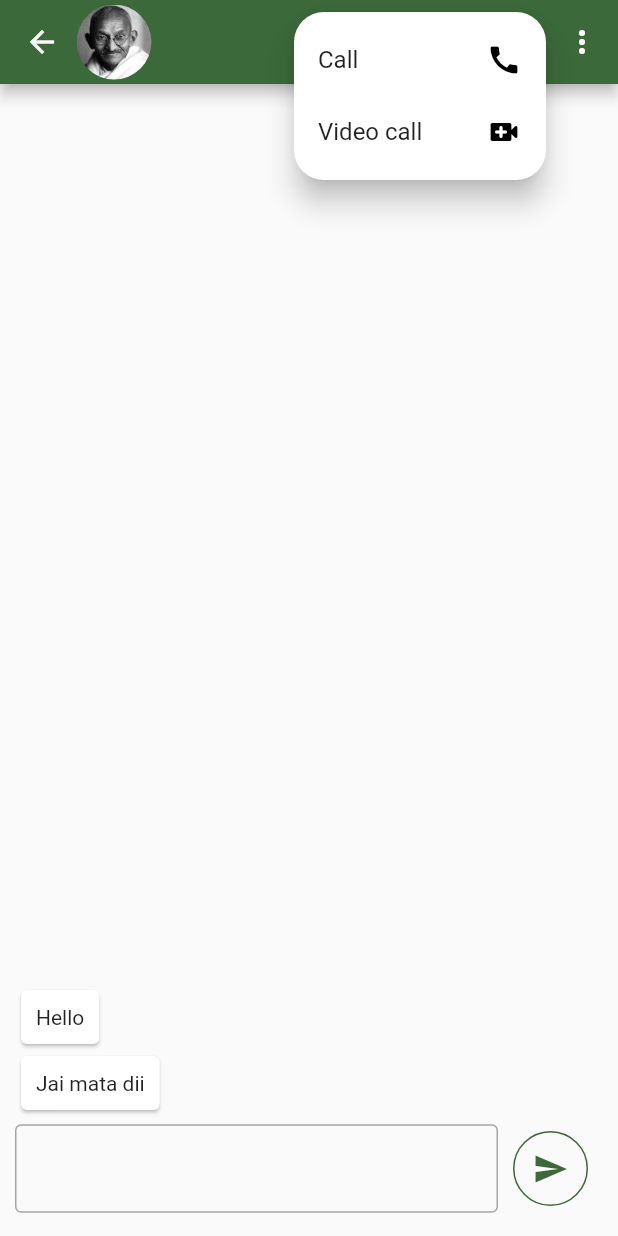
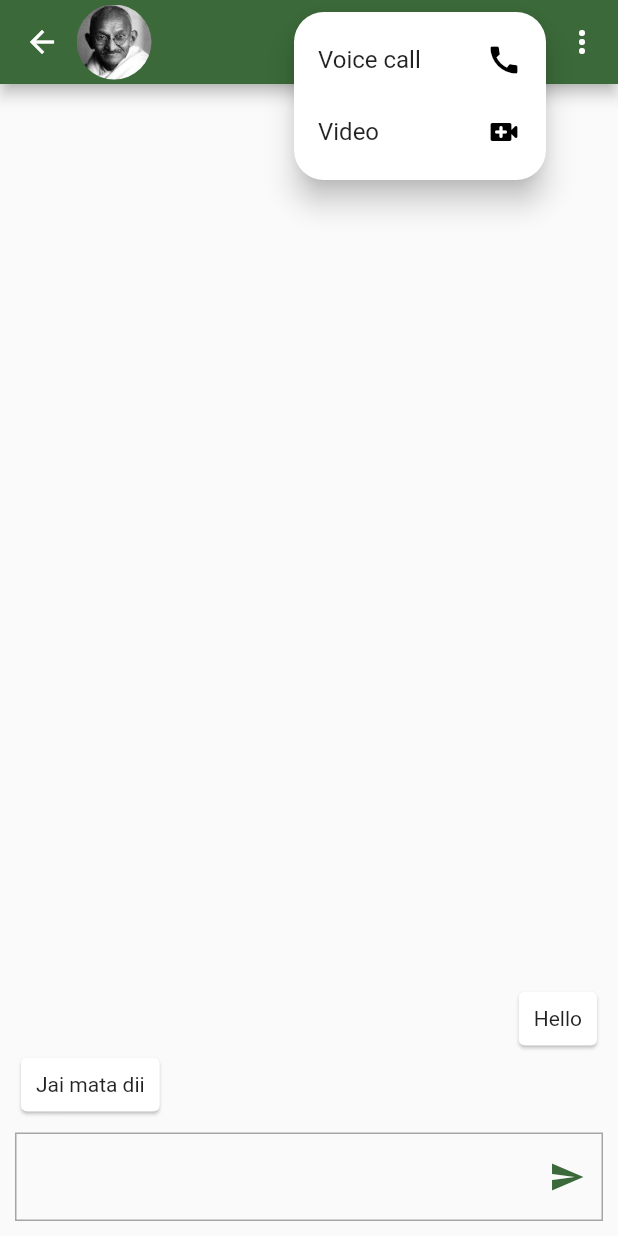
Before and after one commit to MaardinK522/trying_therapist_app, a Flutter app: the PatientChatPageRoute screen opened directly with empty values, after a tap on the "call" icon, on a phone screen of 412 x 824 dp. Run offline on Flutter 3.47's test engine with Material 2 defaults, Android fonts, the phone set to English and light mode, and no system bars; our stand-ins replace badges, faker, fluttertoast, objectbox, shared_preferences, smooth_page_indicator; missing offline and left inert: qr_code_scanner; accounts and stored records are empty; generated files the repository leaves out were written again.

Commit message:
Chat implemented functionally without database connections.

```diff
--- a/lib/list_item_views/appointment_list_view.dart
+++ b/lib/list_item_views/appointment_list_view.dart
@@ -68,7 +68,6 @@ class _AppointListItemViewState extends State<AppointListItemView> {
                           patientName: widget.item.personName,
                           patientImage: Assets.assetsGhandi,
                           index: widget.index,
-                          jumpCode: "chat_code",
                         ),
                       ),
                     );
--- /dev/null
+++ b/lib/models/chat_message_model.dart
@@ -0,0 +1,11 @@
+class ChatMessage {
+  final DateTime time;
+  final String message;
+  final bool isSent;
+
+  ChatMessage({
+    required this.time,
+    required this.message,
+    this.isSent = false,
+  });
+}
--- a/lib/routes/chat_page_route.dart
+++ b/lib/routes/chat_page_route.dart
@@ -1,8 +1,7 @@
-import 'dart:math';
-
 import 'package:flutter/material.dart';
 import 'package:therapist_side/generated/assets.dart';
 import 'package:therapist_side/models/chat_history_item_model.dart';
+import 'package:therapist_side/models/chat_message_model.dart';
 import 'package:therapist_side/routes/patient_details_page_route.dart';
 
 class PatientChatPageRoute extends StatefulWidget {
@@ -20,9 +19,19 @@ class PatientChatPageRoute extends StatefulWidget {
 }
 
 class _PatientChatPageRouteState extends State<PatientChatPageRoute> {
-  var chatItems = ["Jai mata dii", "Hello"];
+  List<ChatMessage> chatItems = [
+    ChatMessage(
+      time: DateTime.now(),
+      message: "Jai mata dii",
+      isSent: true,
+    ),
+    ChatMessage(
+      time: DateTime.now(),
+      message: "Hello",
+    ),
+  ];
   TextEditingController chatTextController = TextEditingController();
-  late var menuItemColor =
+  late Color menuItemColor =
       (Theme.of(context).colorScheme.brightness == Brightness.dark)
           ? Colors.white
           : Colors.black;
@@ -34,23 +43,9 @@ class _PatientChatPageRouteState extends State<PatientChatPageRoute> {
       child: Scaffold(
           appBar: AppBar(
             titleSpacing: -5,
-            title: InkWell(
-              onTap: () {
-                Navigator.push(
-                  context,
-                  MaterialPageRoute(
-                    builder: (context) => PatientProfilePageRoute(
-                      index: widget.index,
-                      patientImage: Assets.assetsGhandi,
-                      patientName: widget.item.personName,
-                      jumpCode: "chat_code'",
-                    ),
-                  ),
-                );
-              },
-              child: Row(
+            title: Row(
               mainAxisAlignment: MainAxisAlignment.center,
-                crossAxisAlignment: CrossAxisAlignment.start,
+              crossAxisAlignment: CrossAxisAlignment.center,
               children: [
                 Hero(
                   tag: "${Assets.assetsGhandi}${widget.index}",
@@ -74,7 +69,6 @@ class _PatientChatPageRouteState extends State<PatientChatPageRoute> {
                 ),
               ],
             ),
-            ),
             actions: _buildAppbarActions(),
           ),
           body: Column(
@@ -85,7 +79,7 @@ class _PatientChatPageRouteState extends State<PatientChatPageRoute> {
                   reverse: true,
                   itemCount: chatItems.length,
                   itemBuilder: (context, index) {
-                    bool isSent = Random().nextDouble() < 0.5;
+                    var isSent = (chatItems[index].isSent);
                     return Row(
                       children: (isSent)
                           ? [
@@ -94,7 +88,7 @@ class _PatientChatPageRouteState extends State<PatientChatPageRoute> {
                                 child: Padding(
                                   padding: const EdgeInsets.all(10),
                                   child: Text(
-                                    chatItems[index],
+                                    chatItems[index].message,
                                     textAlign: (isSent)
                                         ? TextAlign.left
                                         : TextAlign.right,
@@ -110,7 +104,7 @@ class _PatientChatPageRouteState extends State<PatientChatPageRoute> {
                                 child: Padding(
                                   padding: const EdgeInsets.all(10),
                                   child: Text(
-                                    chatItems[index],
+                                    chatItems[index].message,
                                     textAlign: (isSent)
                                         ? TextAlign.left
                                         : TextAlign.right,
@@ -122,6 +116,7 @@ class _PatientChatPageRouteState extends State<PatientChatPageRoute> {
                   },
                 ),
               ),
+              const SizedBox(height: 10),
               Padding(
                 padding: const EdgeInsets.symmetric(horizontal: 10),
                 child: Row(
@@ -130,30 +125,54 @@ class _PatientChatPageRouteState extends State<PatientChatPageRoute> {
                       child: TextFormField(
                         controller: chatTextController,
                         decoration: InputDecoration(
+                          suffixIcon: GestureDetector(
+                            onLongPress: () {
+                              setState(() {
+                                if (chatTextController.text.isNotEmpty) {
+                                  chatItems.insert(
+                                    0,
+                                    ChatMessage(
+                                      time: DateTime.now(),
+                                      message: chatTextController.text,
+                                      isSent: true,
+                                    ),
+                                  );
+                                  chatTextController.clear();
+                                }
+                              });
+                            },
+                            child: IconButton(
+                              onPressed: () {
+                                if (chatTextController.text.isNotEmpty) {
+                                  setState(() {
+                                    chatItems.insert(
+                                      0,
+                                      ChatMessage(
+                                        time: DateTime.now(),
+                                        message: chatTextController.text,
+                                      ),
+                                    );
+                                    chatTextController.clear();
+                                  });
+                                }
+                              },
+                              color: Theme.of(context).colorScheme.primary,
+                              icon: const Icon(Icons.send),
+                            ),
+                          ),
                           focusedBorder: OutlineInputBorder(
+                            borderRadius: BorderRadius.circular(0),
                             borderSide: BorderSide(
-                                color: Theme.of(context).colorScheme.primary),
+                              color: Theme.of(context).colorScheme.primary,
                             ),
-                          border: const OutlineInputBorder(
-                            borderSide: BorderSide(
+                          ),
+                          border: OutlineInputBorder(
+                            borderRadius: BorderRadius.circular(0),
+                            borderSide: const BorderSide(
                               color: Colors.grey,
                             ),
                           ),
                         ),
-                      ),
-                    ),
-                    Container(
-                      decoration: BoxDecoration(
-                        shape: BoxShape.circle,
-                        border: Border.all(
-                          color: Theme.of(context).colorScheme.primary,
-                        ),
-                      ),
-                      margin: const EdgeInsets.all(10),
-                      child: IconButton(
-                        onPressed: () {},
-                        color: Theme.of(context).colorScheme.primary,
-                        icon: const Icon(Icons.send),
                       ),
                     ),
                   ],
@@ -175,10 +194,11 @@ class _PatientChatPageRouteState extends State<PatientChatPageRoute> {
         itemBuilder: (context) {
           return [
             PopupMenuItem(
+              value: "audio",
               child: Row(
                 mainAxisAlignment: MainAxisAlignment.spaceBetween,
                 children: [
-                  const Text("Call"),
+                  const Text("Voice call"),
                   Icon(
                     Icons.call,
                     color: menuItemColor,
@@ -187,10 +207,11 @@ class _PatientChatPageRouteState extends State<PatientChatPageRoute> {
               ),
             ),
             PopupMenuItem(
+              value: "Video chat",
               child: Row(
                 mainAxisAlignment: MainAxisAlignment.spaceBetween,
                 children: [
-                  const Text("Video call"),
+                  const Text("Video"),
                   Icon(
                     Icons.video_call_rounded,
                     color: menuItemColor,
@@ -201,13 +222,28 @@ class _PatientChatPageRouteState extends State<PatientChatPageRoute> {
           ];
         },
       ),
-      PopupMenuButton(
+      PopupMenuButton<String>(
         shape: RoundedRectangleBorder(
           borderRadius: BorderRadius.circular(20),
         ),
+        onSelected: (String value) {
+          if (value == "view") {
+            Navigator.push(
+              context,
+              MaterialPageRoute(
+                builder: (context) => PatientProfilePageRoute(
+                  index: widget.index,
+                  patientImage: Assets.assetsGhandi,
+                  patientName: widget.item.personName,
+                ),
+              ),
+            );
+          }
+        },
         itemBuilder: (context) {
           return [
             PopupMenuItem(
+              value: "view",
               child: Row(
                 mainAxisAlignment: MainAxisAlignment.spaceBetween,
                 children: [
@@ -220,6 +256,7 @@ class _PatientChatPageRouteState extends State<PatientChatPageRoute> {
               ),
             ),
             PopupMenuItem(
+              value: "search",
               child: Row(
                 mainAxisAlignment: MainAxisAlignment.spaceBetween,
                 children: [
@@ -232,6 +269,7 @@ class _PatientChatPageRouteState extends State<PatientChatPageRoute> {
               ),
             ),
             PopupMenuItem(
+              value: "wallpapers",
               child: Row(
                 mainAxisAlignment: MainAxisAlignment.spaceBetween,
                 children: [
@@ -244,6 +282,7 @@ class _PatientChatPageRouteState extends State<PatientChatPageRoute> {
               ),
             ),
             PopupMenuItem(
+              value: "block",
               child: Row(
                 mainAxisAlignment: MainAxisAlignment.spaceBetween,
                 children: [
--- a/lib/windows/medicine_groups_window.dart
+++ b/lib/windows/medicine_groups_window.dart
@@ -31,7 +31,6 @@ class MedicineCoursePageWindowState extends State<MedicineCoursePageWindow>
   @override
   void didPopNext() {
     updateUI();
-
     super.didPopNext();
   }
 
--- a/pubspec.yaml
+++ b/pubspec.yaml
@@ -36,3 +36,4 @@ flutter:
     - assets/indian_map.jpg
     - assets/facebook.png
     - assets/google.png
+    - lib/models/
```
Also changed, not shown: lib/exclusive_widgets/medicine_group_bottom_sheets.dart (+6 -5 lines), lib/list_item_views/medicine_group_list_item.dart (+19 -18 lines), lib/routes/home_page_route.dart (+5 -5 lines), lib/routes/patient_details_page_route.dart (+23 -9 lines), lib/generated/assets.dart. Lines whose indentation alone changed are shown as unchanged.
